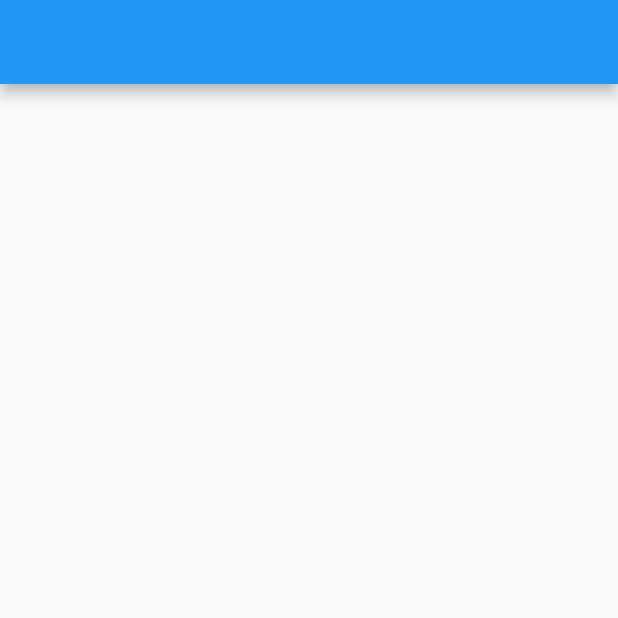
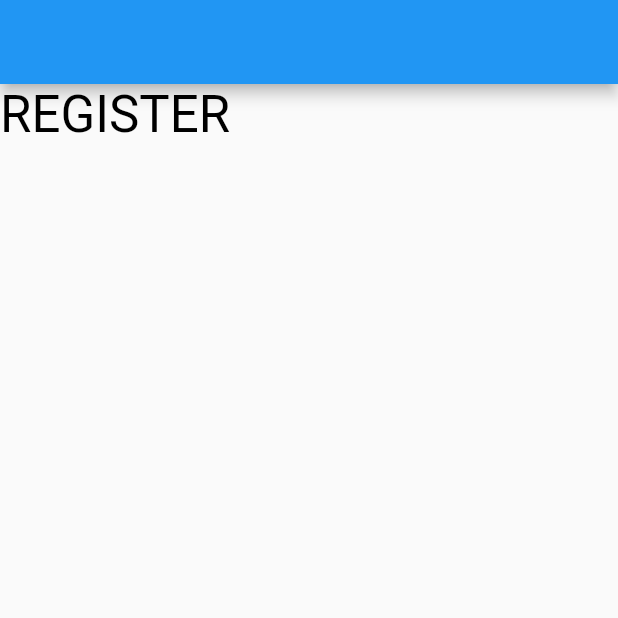
Before and after one commit to Devsaci/manssour_chat_social_app, a Flutter app: the screen it shows after launch, on a phone screen of 412 x 824 dp, the top half of it. Run offline on Flutter 3.47's test engine with Material 2 defaults, Android fonts, the phone set to English and light mode, and no system bars; our stand-ins replace bloc, conditional_builder_null_safety, dio, flutter_bloc, fluttertoast, shared_preferences; accounts and stored records are empty.

Commit message:
Text 'REGISTER'

```diff
--- a/lib/modules/social_register/social_register_screen.dart
+++ b/lib/modules/social_register/social_register_screen.dart
@@ -13,6 +13,12 @@ class SocialRegisterScreen  extends StatelessWidget {
       appBar: AppBar(),
       body: Column(
         children: [
+          Text(
+            'REGISTER',
+            style: Theme.of(context).textTheme.headline4?.copyWith(
+              color: Colors.black,
+            ),
+          ),
 
         ],
       ),
```
